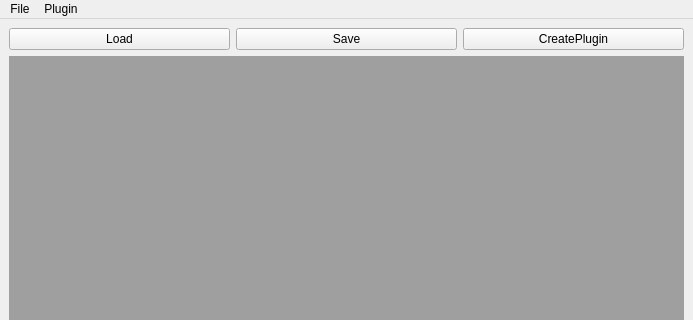
The window that ui/gui/qt_new/main.ui (TUB-Control/PaPI) describes before a commit, drawn with Qt 5; both pictures show x 0 to 693 and y 0 to 320 of the 693 by 600 pixel window.
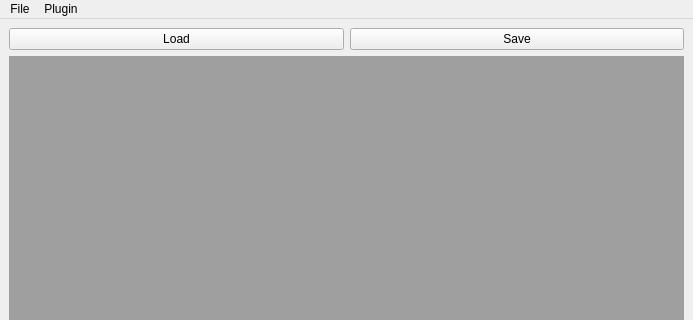
The same window after the commit.

```diff
--- a/ui/gui/qt_new/main.ui
+++ b/ui/gui/qt_new/main.ui
@@ -33,13 +33,6 @@
           </property>
          </widget>
         </item>
-        <item>
-         <widget class="QPushButton" name="createButton">
-          <property name="text">
-           <string>CreatePlugin</string>
-          </property>
-         </widget>
-        </item>
        </layout>
       </item>
       <item>
```
